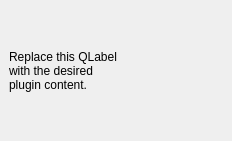
Above: terraindex_dockwidget_base.ui from KRS-dev/TerraIndex-Plugin before the change. Below: the same form after it.
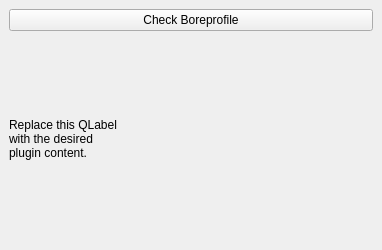
That is the form after the change.

```diff
--- a/terraindex_dockwidget_base.ui
+++ b/terraindex_dockwidget_base.ui
@@ -6,8 +6,8 @@
    <rect>
     <x>0</x>
     <y>0</y>
-    <width>232</width>
-    <height>141</height>
+    <width>382</width>
+    <height>250</height>
    </rect>
   </property>
   <property name="windowTitle">
@@ -15,7 +15,7 @@
   </property>
   <widget class="QWidget" name="dockWidgetContents">
    <layout class="QGridLayout" name="gridLayout">
-    <item row="0" column="0">
+    <item row="1" column="0">
      <widget class="QLabel" name="label">
       <property name="text">
        <string>Replace this QLabel
@@ -24,6 +24,13 @@
       </property>
      </widget>
     </item>
+    <item row="0" column="0">
+     <widget class="QPushButton" name="PB_boreprofile">
+      <property name="text">
+       <string>Check Boreprofile</string>
+      </property>
+     </widget>
+    </item>
    </layout>
   </widget>
  </widget>
```
